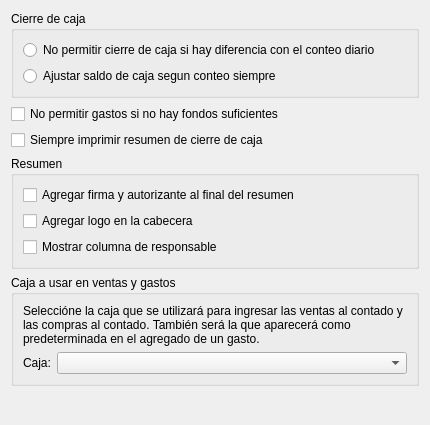
This is trunk/plugins/caja/formprefcajabase.ui in chungote/gestotux as Qt 5 draws it before an edit. The edited form follows.
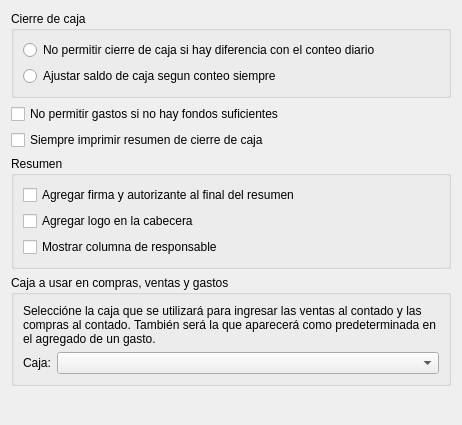
This is the edited form.

Commit message: - Mejorado el manejo de memoria en facturación de servicios. - Mejorada la vista de facturación emitida para un servicio. - Agregado prototipo para deter el agregado de una compra si se está dando de alta un producto nuevo, y su correspondiente actualización de datos. - Arreglado problema de fechas en el recibo de servicios de hicomp.

What changed in the file:
```diff
--- a/trunk/plugins/caja/formprefcajabase.ui
+++ b/trunk/plugins/caja/formprefcajabase.ui
@@ -6,7 +6,7 @@
    <rect>
     <x>0</x>
     <y>0</y>
-    <width>430</width>
+    <width>462</width>
     <height>425</height>
    </rect>
   </property>
@@ -84,7 +84,7 @@
    <item>
     <widget class="QGroupBox" name="GBCaja">
      <property name="title">
-      <string>Caja a usar en ventas y gastos</string>
+      <string>Caja a usar en compras, ventas y gastos</string>
      </property>
      <layout class="QVBoxLayout" name="verticalLayout_2">
       <item>
```
The commit also changes 13 other files.
